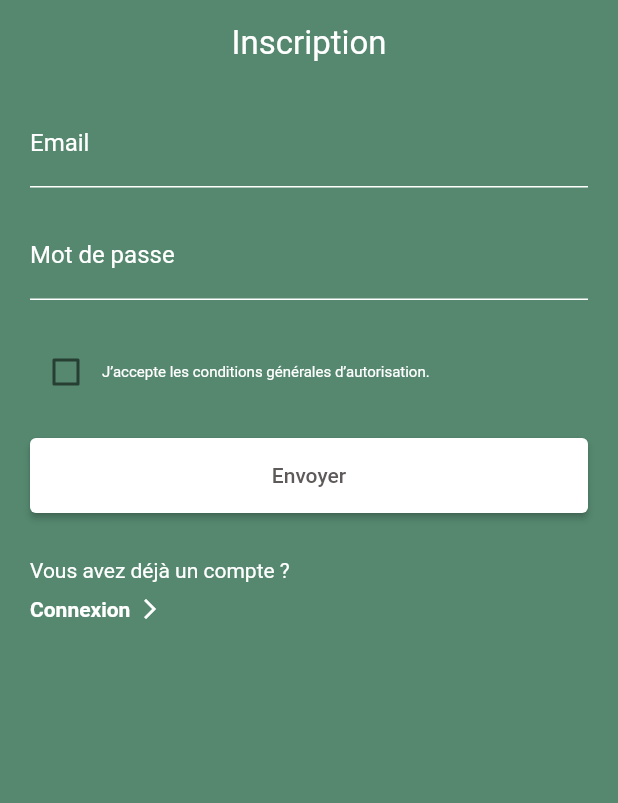
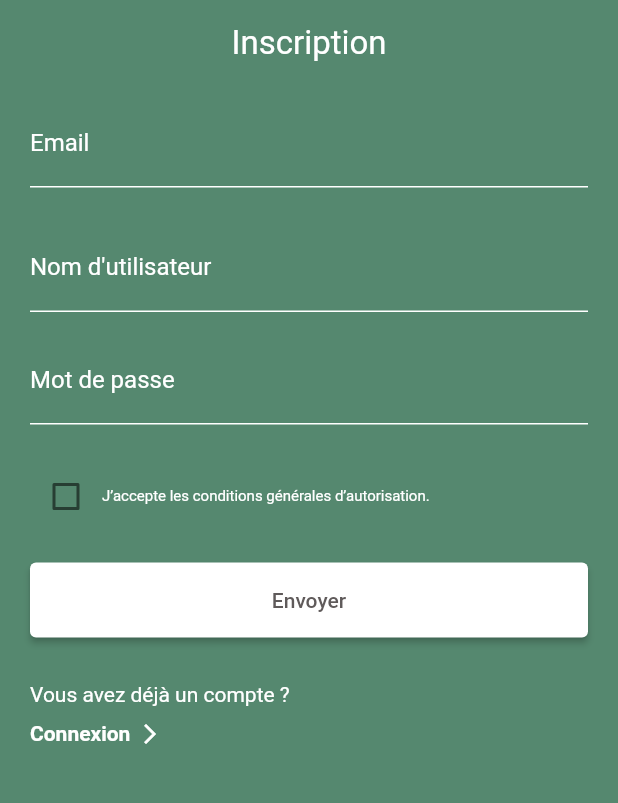
Before and after one commit to PintoJody/SmokeHelper, a Flutter app: the RegisterView screen opened directly, on a phone screen of 412 x 824 dp, the part 300-1103 px from its top. Run offline on Flutter 3.47's test engine with Material 2 defaults, Android fonts, the phone set to English and light mode, and no system bars; our stand-ins replace flutter_svg; missing offline and left inert: dart:ffi; network calls fail.

```diff
--- a/lib/main.dart
+++ b/lib/main.dart
@@ -13,7 +13,7 @@ class MyApp extends StatelessWidget {
   // This widget is the root of your application.
   @override
   Widget build(BuildContext context) {
-    return const MaterialApp(
+    return MaterialApp(
       title: 'SmokeHelper',
       debugShowCheckedModeBanner: false,
       home: HomePage(),
--- a/lib/view/registerView.dart
+++ b/lib/view/registerView.dart
@@ -53,6 +53,25 @@ class _RegisterView extends State<RegisterView> {
                   validator: (value) {
                     if (value?.isEmpty ?? true) {
                       return 'Veuillez entrer un email valide';
+                    }
+                    return null;
+                  },
+                ),
+                const SizedBox(height: 24.0),
+                TextFormField(
+                  decoration: const InputDecoration(
+                    labelText: "Nom d\'utilisateur",
+                    labelStyle: TextStyle(
+                      color: Colors.white,
+                    ),
+                    enabledBorder: UnderlineInputBorder(
+                      borderSide: BorderSide(color: Colors.white),
+                    ),
+                  ),
+
+                  validator: (value) {
+                    if (value?.isEmpty ?? true) {
+                      return "Veuillez entrer un nom d\'utilisateur";
                     }
                     return null;
                   },
--- a/lib/view/settingView.dart
+++ b/lib/view/settingView.dart
@@ -1,6 +1,7 @@
 import 'package:flutter/material.dart';
 
 import 'package:smoke_helper/widget/BottomNavigationTabBarView.dart';
+import 'package:smoke_helper/widget/CardButton.dart';
 import 'package:smoke_helper/widget/HeaderNavigationView.dart';
 
 class SettingView extends StatefulWidget {
@@ -18,7 +19,8 @@ class _SettingViewState extends State<SettingView> {
         home: Scaffold(
             backgroundColor: const Color(0xFFF5F1F2),
             appBar: HeaderNavigationView(pageName: "Préférences", isHomePage: false),
-            body: Text('Page préférence'),
+            body: const CardButton(username: "JohnDoe"), //TODO => recupérer username dans bdd
+
             bottomNavigationBar: const BottomNavigationTabBarView()
         )
     );
--- a/lib/widget/HeaderNavigationView.dart
+++ b/lib/widget/HeaderNavigationView.dart
@@ -23,11 +23,11 @@ class _HeaderNavigationViewState extends State<HeaderNavigationView> {
       title: Row(
         mainAxisAlignment: MainAxisAlignment.spaceBetween,
         children: [
-          if (!widget.isHomePage)
+          if (!widget.isHomePage) //If not the home page, add a previous link.
             IconButton(
               icon: Icon(Icons.arrow_back),
               onPressed: () {
-                if (Navigator.of(context).canPop()) {
+                if (Navigator.of(context).canPop()) { //Check if there are forward navigations
                   Navigator.of(context).pop();
                 }else{
                   Navigator.push(
```
Also changed, not shown: lib/widget/CardButton.dart (added, +65 -0 lines).
